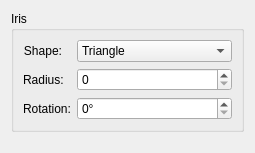
This is plugins/filters/blur/wdg_lens_blur.ui in KDE/krita as Qt 5 draws it before an edit. The edited form follows.
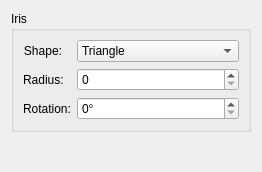
This is the edited form. Custom widgets are drawn as their Qt base class.

Commit message:
BUG:376262 Don't translate the lens blur shape names
Those apparently need to be untranslated for the filter to work.

Patch:
```diff
--- a/plugins/filters/blur/wdg_lens_blur.ui
+++ b/plugins/filters/blur/wdg_lens_blur.ui
@@ -6,8 +6,8 @@
    <rect>
     <x>0</x>
     <y>0</y>
-    <width>255</width>
-    <height>153</height>
+    <width>262</width>
+    <height>172</height>
    </rect>
   </property>
   <layout class="QVBoxLayout" name="verticalLayout">
```
Left out of the diff: 12 changed lines with no effect on the pictures.
